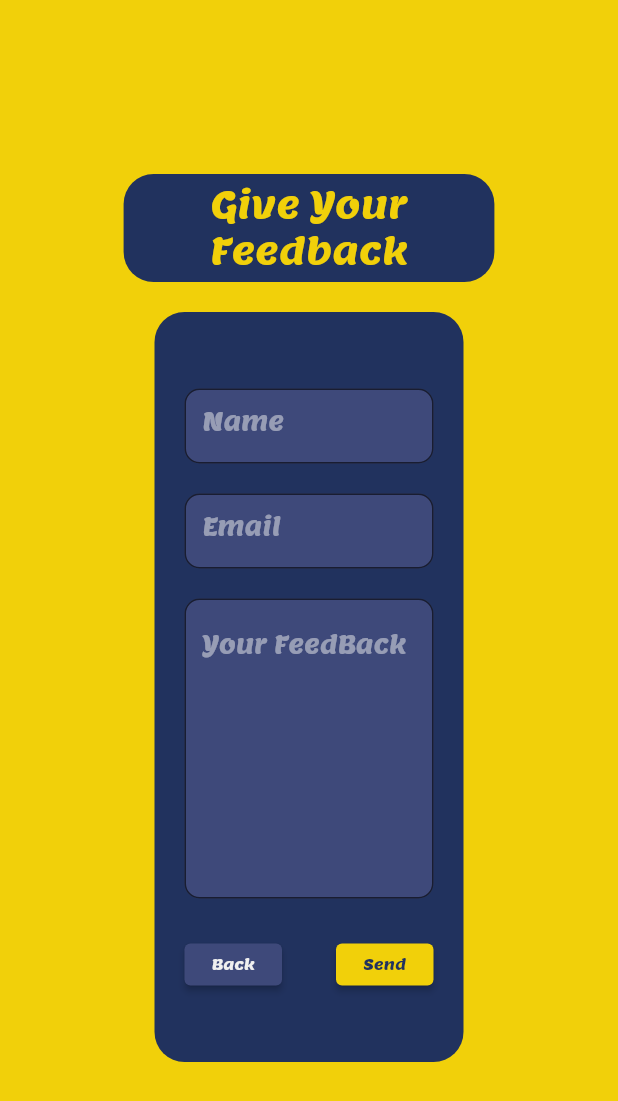
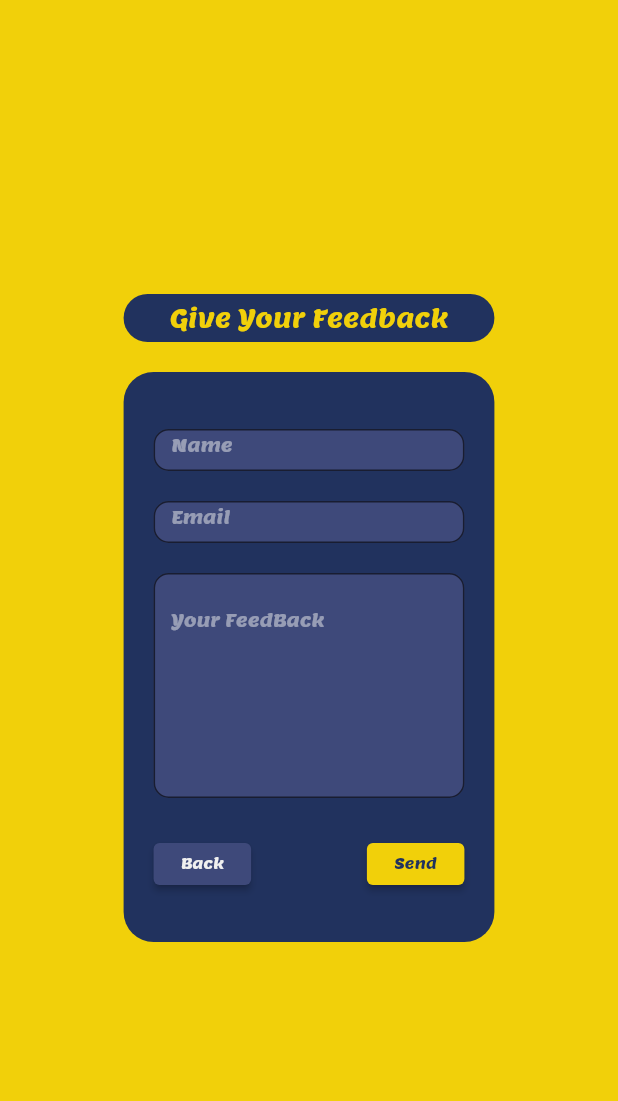
Before and after one commit to Ripat-2345/traffic_light_puzzle, a Flutter app: the FeedBackScreen screen opened by its route, on a phone screen of 412 x 824 dp. Shown: the top 1101 px of the screen. Run offline on Flutter 3.47's test engine with Material 2 defaults, Android fonts, the phone set to English and light mode, and no system bars; our stand-ins replace carousel_slider, cloud_firestore, firebase_core, flutter_countdown_timer, get, lottie; missing offline and left inert: dart:html; accounts and stored records are empty.

Commit message:
responsive finish

```diff
--- a/lib/screens/feed_back_screen.dart
+++ b/lib/screens/feed_back_screen.dart
@@ -24,7 +24,7 @@ class FeedBackScreen extends StatelessWidget {
               mainAxisAlignment: MainAxisAlignment.center,
               children: [
                 Container(
-                  width: 300,
+                  width: (MediaQuery.of(context).size.width < 800) ? 260 : 300,
                   padding: const EdgeInsets.all(5),
                   decoration: BoxDecoration(
                     borderRadius: BorderRadius.circular(20),
@@ -36,7 +36,9 @@ class FeedBackScreen extends StatelessWidget {
                       textAlign: TextAlign.center,
                       style: TextStyle(
                         color: yellowColor,
-                        fontSize: 24,
+                        fontSize: (MediaQuery.of(context).size.width < 800)
+                            ? 16.5
+                            : 24,
                       ),
                     ),
                   ),
@@ -45,8 +47,8 @@ class FeedBackScreen extends StatelessWidget {
                   height: 20,
                 ),
                 Container(
-                  width: Get.width / 2,
-                  height: 500,
+                  width: Get.width / 1,
+                  height: (MediaQuery.of(context).size.width < 800) ? 380 : 500,
                   padding: const EdgeInsets.all(20),
                   decoration: BoxDecoration(
                     borderRadius: BorderRadius.circular(20),
@@ -57,7 +59,8 @@ class FeedBackScreen extends StatelessWidget {
                     crossAxisAlignment: CrossAxisAlignment.end,
                     children: [
                       SizedBox(
-                        height: 50,
+                        height:
+                            (MediaQuery.of(context).size.width < 800) ? 28 : 50,
                         width: double.infinity,
                         child: TextField(
                           controller: controller.nameC,
@@ -66,7 +69,10 @@ class FeedBackScreen extends StatelessWidget {
                             hintText: "Name",
                             hintStyle: TextStyle(
                               color: whiteColor.withOpacity(0.5),
-                              fontSize: 16,
+                              fontSize:
+                                  (MediaQuery.of(context).size.width < 800)
+                                      ? 12
+                                      : 18,
                             ),
                             fillColor: blueColor,
                             filled: true,
@@ -85,7 +91,8 @@ class FeedBackScreen extends StatelessWidget {
                         height: 20,
                       ),
                       SizedBox(
-                        height: 50,
+                        height:
+                            (MediaQuery.of(context).size.width < 800) ? 28 : 50,
                         width: double.infinity,
                         child: TextField(
                           controller: controller.emailC,
@@ -94,7 +101,10 @@ class FeedBackScreen extends StatelessWidget {
                             hintText: "Email",
                             hintStyle: TextStyle(
                               color: whiteColor.withOpacity(0.5),
-                              fontSize: 16,
+                              fontSize:
+                                  (MediaQuery.of(context).size.width < 800)
+                                      ? 12
+                                      : 18,
                             ),
                             fillColor: blueColor,
                             filled: true,
@@ -113,7 +123,9 @@ class FeedBackScreen extends StatelessWidget {
                         height: 20,
                       ),
                       SizedBox(
-                        height: 200,
+                        height: (MediaQuery.of(context).size.width < 800)
+                            ? 150
+                            : 200,
                         width: double.infinity,
                         child: TextField(
                           controller: controller.descC,
@@ -123,7 +135,10 @@ class FeedBackScreen extends StatelessWidget {
                             hintText: "Your FeedBack",
                             hintStyle: TextStyle(
                               color: whiteColor.withOpacity(0.5),
-                              fontSize: 16,
+                              fontSize:
+                                  (MediaQuery.of(context).size.width < 800)
+                                      ? 12
+                                      : 18,
                             ),
                             fillColor: blueColor,
                             filled: true,
```
Also changed, not shown: lib/screens/game_screen.dart (+54 -16 lines).
